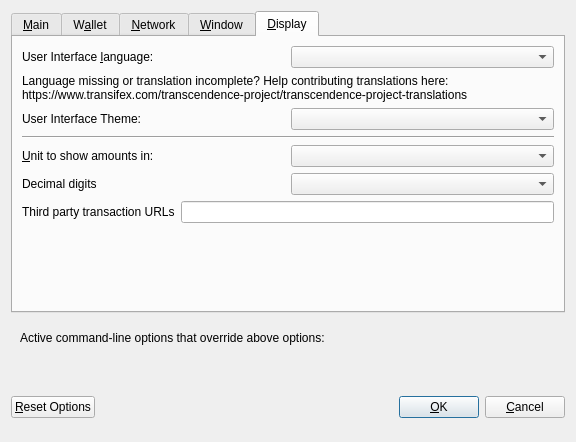
Old version of the form src/qt/forms/optionsdialog.ui in the repository phoenixkonsole/transcendence.
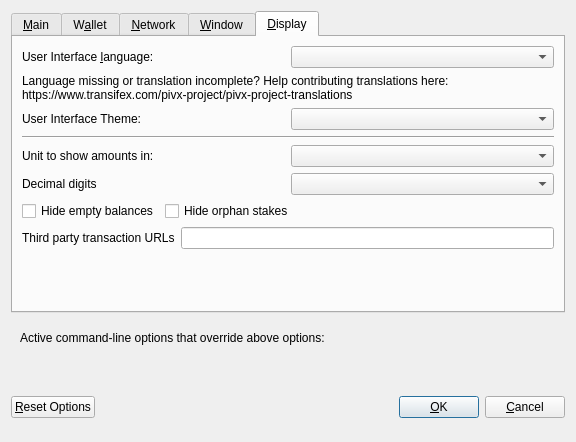
New version of the form. The open tabs and pages were chosen to show the change. Custom widgets are drawn as their Qt base class.

The edit to the form file:
```diff
--- a/src/qt/forms/optionsdialog.ui
+++ b/src/qt/forms/optionsdialog.ui
@@ -473,7 +473,7 @@
          </property>
          <property name="text">
           <string>Language missing or translation incomplete? Help contributing translations here:
-https://www.transifex.com/transcendence-project/transcendence-project-translations</string>
+https://www.transifex.com/pivx-project/pivx-project-translations</string>
          </property>
          <property name="wordWrap">
           <bool>true</bool>
@@ -487,7 +487,7 @@
         </widget>
        </item>
        <item>
-        <layout class="QHBoxLayout" name="horizontalLayout_4_Display" stretch="0,0">
+        <layout class="QHBoxLayout" name="horizontalLayout_2_Display" stretch="0,0">
          <item>
           <widget class="QLabel" name="themeLabel">
            <property name="text">
@@ -501,6 +501,12 @@
         </layout>
        </item>
        <item>
+        <widget class="QWidget" name="verticalZpivDisplayWidget" native="true">
+         <layout class="QVBoxLayout" name="verticalZpivDisplayLayout">
+          <property name="margin">
+           <number>0</number>
+          </property>
+          <item>
         <widget class="Line" name="line">
          <property name="orientation">
           <enum>Qt::Horizontal</enum>
@@ -508,11 +514,11 @@
         </widget>
        </item>
        <item>
-        <layout class="QHBoxLayout" name="horizontalLayout_2_Display">
+           <layout class="QHBoxLayout" name="horizontalLayout_3_Display">
          <item>
           <widget class="QLabel" name="unitLabel">
            <property name="text">
-            <string>&amp;Unit to show amounts in:</string>
+               <string>Unit to show amounts in:</string>
            </property>
            <property name="textFormat">
             <enum>Qt::PlainText</enum>
@@ -532,7 +538,7 @@
         </layout>
        </item>
        <item>
-        <layout class="QHBoxLayout" name="horizontalLayout_5_Display">
+           <layout class="QHBoxLayout" name="horizontalLayout_4_Display">
          <item>
           <widget class="QLabel" name="digitsLabel">
            <property name="text">
@@ -546,7 +552,47 @@
         </layout>
        </item>
        <item>
-        <layout class="QHBoxLayout" name="horizontalLayout_3_Display">
+           <layout class="QHBoxLayout" name="horizontalLayout_5_Display">
+            <item>
+             <widget class="QCheckBox" name="checkBoxHideZeroBalances">
+              <property name="toolTip">
+               <string>Hide empty balances</string>
+              </property>
+              <property name="layoutDirection">
+               <enum>Qt::LeftToRight</enum>
+              </property>
+              <property name="text">
+               <string>Hide empty balances</string>
+              </property>
+             </widget>
+            </item>
+            <item>
+             <widget class="QCheckBox" name="checkBoxHideOrphans">
+              <property name="toolTip">
+               <string>Hide orphan stakes in transaction lists</string>
+              </property>
+              <property name="text">
+               <string>Hide orphan stakes</string>
+              </property>
+             </widget>
+            </item>
+            <item>
+             <spacer name="horizontalSpacer">
+              <property name="orientation">
+               <enum>Qt::Horizontal</enum>
+              </property>
+              <property name="sizeHint" stdset="0">
+               <size>
+                <width>40</width>
+                <height>20</height>
+               </size>
+              </property>
+             </spacer>
+            </item>
+           </layout>
+          </item>
+          <item>
+           <layout class="QHBoxLayout" name="horizontalLayout_6_Display">
          <item>
           <widget class="QLabel" name="thirdPartyTxUrlsLabel">
            <property name="toolTip">
@@ -568,6 +614,9 @@
           </widget>
          </item>
         </layout>
+          </item>
+         </layout>
+        </widget>
        </item>
        <item>
         <spacer name="verticalSpacer">
```
Left out of the diff: 86 changed lines with no effect on the pictures. Lines whose indentation alone changed are shown as unchanged.
